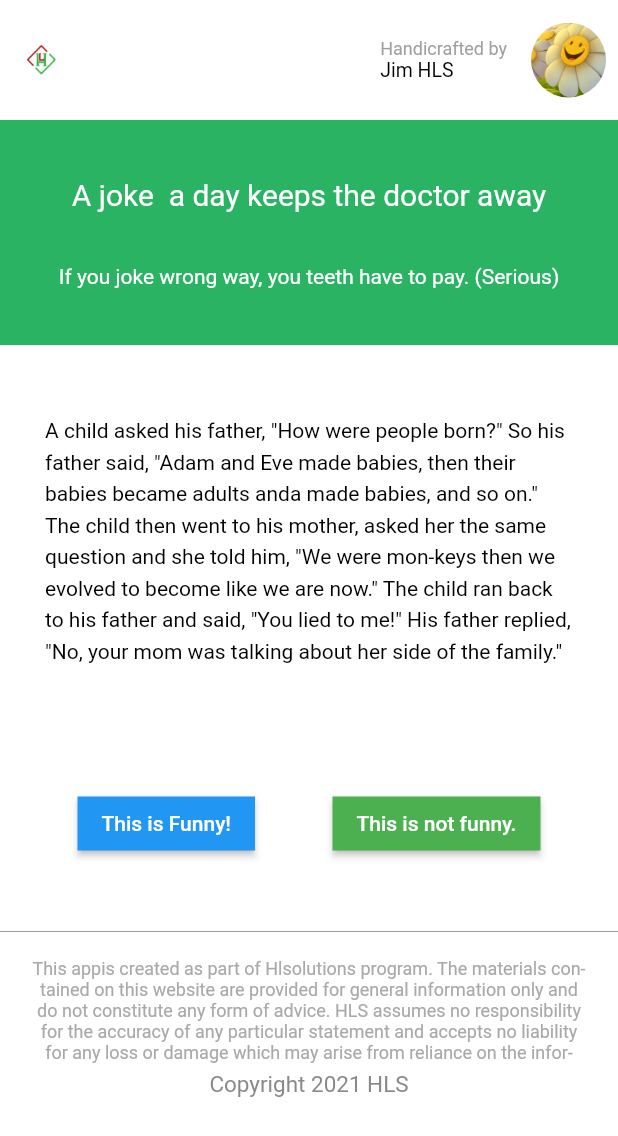
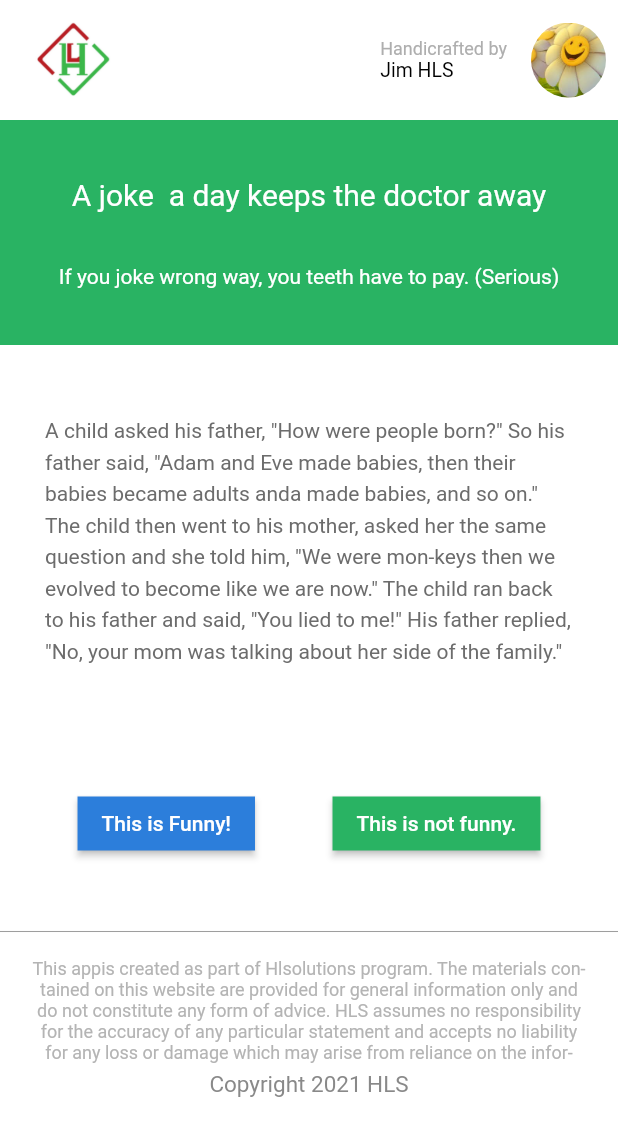
Before and after one commit to Hipz-gif/test_flutter, a Flutter app: the screen it shows after launch, on a phone screen of 412 x 824 dp. Shown: the top 1136 px of the screen. Run offline on Flutter 3.47's test engine with Material 2 defaults, Android fonts, the phone set to English and light mode, and no system bars.

Commit message:
[test-2]: fix UI

```diff
--- /dev/null
+++ b/lib/constants/color.dart
@@ -0,0 +1,20 @@
+import 'package:flutter/material.dart';
+
+extension ColorExtension on String {
+  toColor() {
+    var hexColor = replaceAll("#", "");
+    if (hexColor.length == 6) {
+      hexColor = "FF$hexColor";
+    }
+    if (hexColor.length == 8) {
+      return Color(int.parse("0x$hexColor"));
+    }
+  }
+}
+
+final aliceGreen = '#29b363'.toColor();
+final aliceBlue = '#2c7edb'.toColor();
+final greyText = '#b4b4b4'.toColor();
+final greyContent = '#6c6c6c'.toColor();
+final greyAuthor = '#aeaeae'.toColor();
+final black = '#000000'.toColor();
--- a/lib/constants/string_text.dart
+++ b/lib/constants/string_text.dart
@@ -22,3 +22,5 @@ const String storySource = 'This appis created as part of Hlsolutions program. '
     'statement and accepts no liability for any loss or damage '
     'which may arise from reliance on the infor-mation contained on this site. ';
 const String copyRight = 'Copyright 2021 HLS';
+const String pathImageLogo = 'assets/images/ic_logo.png';
+const String pathImageAvatar = 'assets/images/ic_sunflower.jpg';
--- a/lib/screen/home_screen.dart
+++ b/lib/screen/home_screen.dart
@@ -1,5 +1,5 @@
 import 'package:flutter/material.dart';
-
+import '../constants/color.dart';
 import '../constants/string_text.dart';
 
 class HomeScreen extends StatefulWidget {
@@ -18,16 +18,15 @@ class _HomeScreenState extends State<HomeScreen> {
         backgroundColor: Colors.transparent,
         elevation: 0,
         toolbarHeight: 80,
+        leadingWidth: 100,
         leading: SizedBox(
-          width: 150,
-          height: 150,
-          child: Padding(
-              padding: const EdgeInsets.all(8.0),
-              child: Image.asset(
-                'assets/images/ic_logo.png',
           width: double.infinity,
           height: double.infinity,
-              )),
+          child: Image.asset(
+            pathImageLogo,
+            width: double.infinity,
+            height: double.infinity,
+          )
         ),
         actions: [
           Row(
@@ -41,34 +40,40 @@ class _HomeScreenState extends State<HomeScreen> {
                     author,
                     style: TextStyle(
                         fontSize: 12,
-                        color: Color.fromARGB(255, 159, 159, 159)),
+                        color: greyAuthor
+                    ),
                   ),
                   Text(
                     authorName,
-                    style: TextStyle(fontSize: 13, color: Colors.black),
+                    style: TextStyle(fontSize: 13, color: black),
                   ),
                 ],
               ),
-              SizedBox(width: 8), // Khoảng cách giữa Column và CircleAvatar
-              Padding(
-                padding: const EdgeInsets.all(8.0),
+              const SizedBox(width: 8),
+              const Padding(
+                padding: EdgeInsets.all(8.0),
                 child: CircleAvatar(
                   radius: 25,
                   backgroundColor: Colors.white,
-                  backgroundImage: AssetImage('assets/images/ic_sunflower.jpg'),
+                  backgroundImage: AssetImage(pathImageAvatar),
                 ),
               ),
             ],
           ),
         ],
       ),
-      body: Column(
+      body: _buildBodyApp(),
+    );
+  }
+
+  Widget _buildBodyApp() {
+    return Column(
       children: [
         Container(
           height: 150,
           width: MediaQuery.of(context).size.width,
-            color: Color.fromARGB(255, 41, 179, 99),
-            child: Column(
+          color: aliceGreen,
+          child: const Column(
             mainAxisAlignment: MainAxisAlignment.center,
             children: [
               Text(
@@ -87,23 +92,22 @@ class _HomeScreenState extends State<HomeScreen> {
         Container(
           height: 250,
           padding: const EdgeInsets.symmetric(horizontal: 30),
-            child: const Text(
+          child:  Text(
             storyContent,
-              style: TextStyle(height: 1.5, fontSize: 14, color: Colors.black),
+            style: TextStyle(height: 1.5, fontSize: 14, color: greyContent),
             textAlign: TextAlign.start,
           ),
         ),
-          Container(
-            child: Row(
+        Row(
           mainAxisAlignment: MainAxisAlignment.spaceEvenly,
           children: [
             ElevatedButton(
               onPressed: () {},
               style: ElevatedButton.styleFrom(
-                    backgroundColor: Colors.blue,
+                backgroundColor: aliceBlue,
                 shape: const RoundedRectangleBorder(
                   borderRadius: BorderRadius
-                          .zero, // Đặt bo góc là zero để tạo hình chữ nhật
+                      .zero,
                 ),
               ),
               child: const Text(voteIsFunny),
@@ -111,7 +115,7 @@ class _HomeScreenState extends State<HomeScreen> {
             ElevatedButton(
               onPressed: () {},
               style: ElevatedButton.styleFrom(
-                    backgroundColor: Colors.green,
+                backgroundColor: aliceGreen,
                 shape: const RoundedRectangleBorder(
                   borderRadius: BorderRadius
                       .zero,
@@ -120,7 +124,6 @@ class _HomeScreenState extends State<HomeScreen> {
               child: const Text(voteIsNotFunny),
             ),
           ],
-            ),
         ),
         const SizedBox(
           height: 40,
@@ -135,12 +138,12 @@ class _HomeScreenState extends State<HomeScreen> {
         Container(
           height: 70,
           padding: const EdgeInsets.symmetric(horizontal: 20),
-            child: const Text(
+          child:  Text(
             storySource,
             style: TextStyle(
                 height: 1.2,
                 fontSize: 12,
-                  color: Color.fromARGB(255, 169, 169, 169)),
+                color: greyText),
             textAlign: TextAlign.center,
           ),
         ),
@@ -156,7 +159,6 @@ class _HomeScreenState extends State<HomeScreen> {
           ),
         ),
       ],
-      ),
     );
   }
 }
```
Lines whose indentation alone changed are shown as unchanged.
